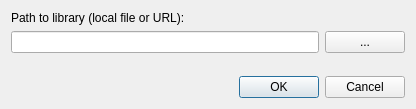
Old version of the form map_library_settings_dialog_base.ui in the repository MarcoDuiker/QGIS_Map_library.
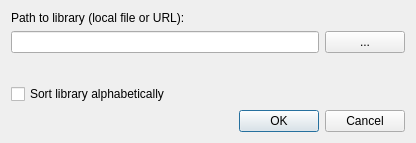
New version of the form.

What changed in the file:
```diff
--- a/map_library_settings_dialog_base.ui
+++ b/map_library_settings_dialog_base.ui
@@ -7,7 +7,7 @@
     <x>0</x>
     <y>0</y>
     <width>416</width>
-    <height>109</height>
+    <height>143</height>
    </rect>
   </property>
   <property name="windowTitle">
@@ -61,6 +61,13 @@
      </property>
     </spacer>
    </item>
+   <item>
+    <widget class="QCheckBox" name="sort_cbx">
+     <property name="text">
+      <string>Sort library alphabetically</string>
+     </property>
+    </widget>
+   </item>
    <item>
     <widget class="QDialogButtonBox" name="button_box">
      <property name="orientation">
```
